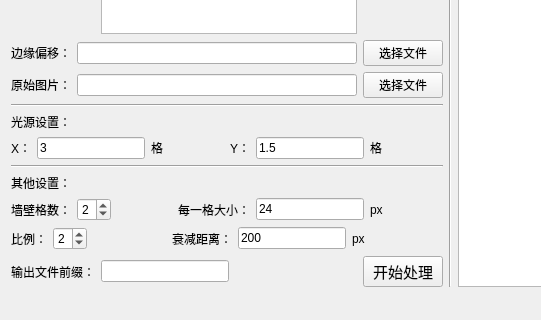
Above: shadow.ui from garfeng/shadow before the change; both pictures show x 0 to 541 and y 200 to 520 of the 816 by 520 pixel window. Below: the same form after it.
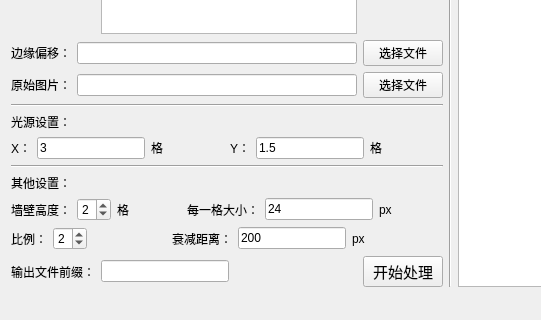
That is the form after the change. Icons and pictures are not drawn.

```diff
--- a/shadow.ui
+++ b/shadow.ui
@@ -221,7 +221,7 @@
         <item>
          <widget class="QLabel" name="label_10">
           <property name="text">
-           <string>墙壁格数：</string>
+           <string>墙壁高度：</string>
           </property>
          </widget>
         </item>
@@ -235,6 +235,13 @@
           </property>
          </widget>
         </item>
+        <item>
+         <widget class="QLabel" name="label_19">
+          <property name="text">
+           <string>格</string>
+          </property>
+         </widget>
+        </item>
         <item>
          <spacer name="horizontalSpacer_7">
           <property name="orientation">
```
